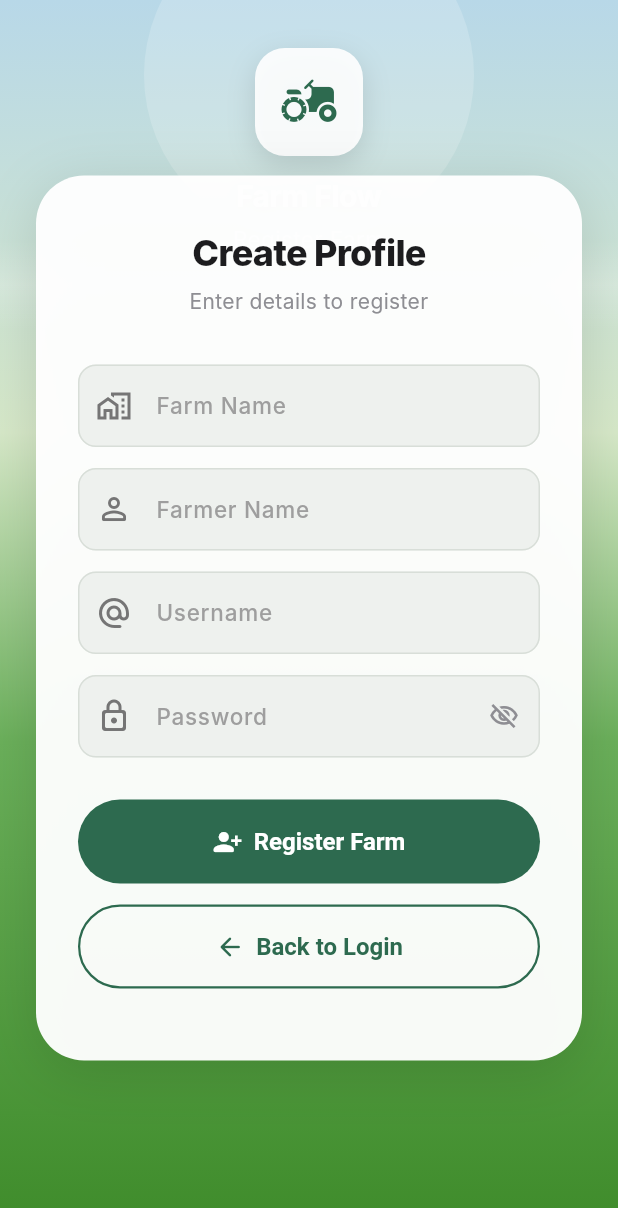
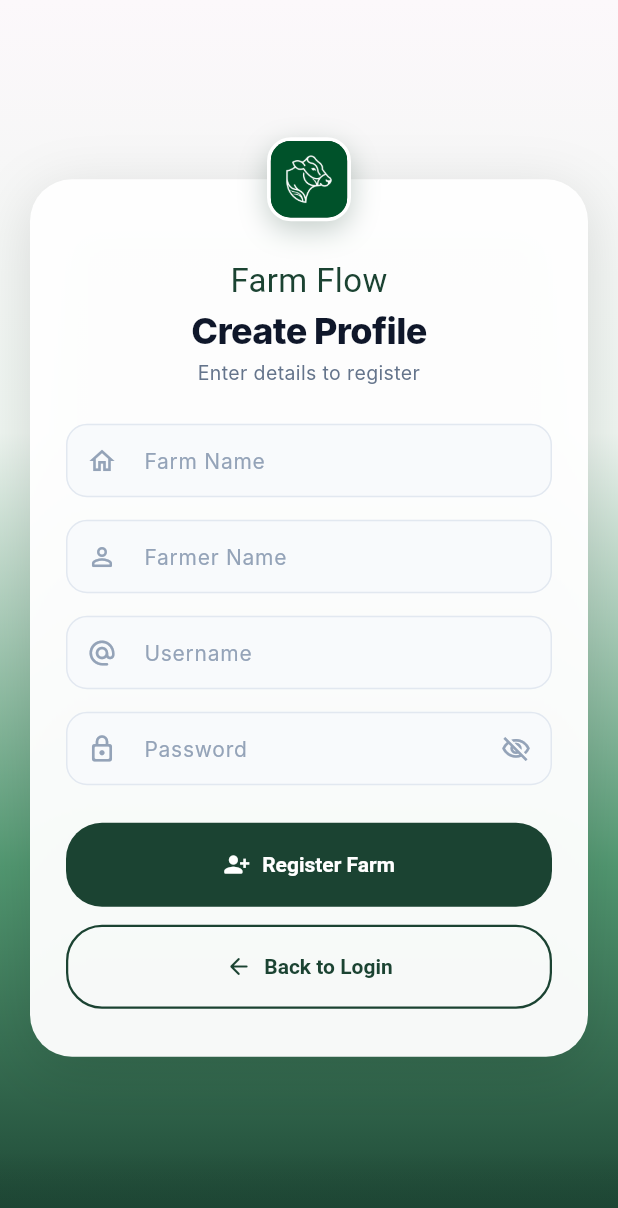
Before and after one commit to zainulabidin-codes/FARM-FLOW, a Flutter app: the screen it shows after launch, after a tap on "Create Farm Profile", on a phone screen of 412 x 824 dp. Shown: the top 1208 px of the screen. Run offline on Flutter 3.47's test engine with Material 3 defaults, Android fonts, the phone set to English and light mode, and no system bars; our stand-ins replace flutter_native_contact_picker, google_fonts, sqflite, sqflite_common_ffi, sqflite_common_ffi_web; missing offline and left inert: a package; accounts and stored records are empty; Roboto replaces fonts that are missing (Inter).

Commit message:
sign up screen update
the second screen to the ui and responsiveness update!!!!!

```diff
--- a/lib/features/auth/presentation/pages/auth_screen.dart
+++ b/lib/features/auth/presentation/pages/auth_screen.dart
@@ -1,5 +1,6 @@
 import 'package:flutter/material.dart';
 import 'package:flutter/services.dart';
+import 'package:google_fonts/google_fonts.dart';
 
 import '../../../../core/constants/app_strings.dart';
 
@@ -241,21 +242,24 @@ class _AuthCard extends StatelessWidget {
                 // ── Title: Welcome to Farm Flow ────────────────────────────
                 RichText(
                   textAlign: TextAlign.center,
-                  text: const TextSpan(
-                    style: TextStyle(
+                  text: TextSpan(
+                    style: const TextStyle(
                       fontSize: 22,
                       fontWeight: FontWeight.w800,
                       letterSpacing: -0.4,
                       height: 1.25,
                     ),
                     children: [
-                      TextSpan(
+                      const TextSpan(
                         text: 'Welcome to ',
                         style: TextStyle(color: Color(0xFF0F172A)),
                       ),
                       TextSpan(
                         text: 'Farm Flow',
-                        style: TextStyle(color: Color(0xFF1B4332)),
+                        style: GoogleFonts.rammettoOne(
+                          color: const Color(0xFF1B4332),
+                          fontSize: 20,
+                        ),
                       ),
                     ],
                   ),
--- a/lib/features/auth/presentation/pages/register_screen.dart
+++ b/lib/features/auth/presentation/pages/register_screen.dart
@@ -1,11 +1,14 @@
 import 'package:flutter/material.dart';
 import 'package:flutter/services.dart';
+import 'package:google_fonts/google_fonts.dart';
 
-import '../../../../core/theme/app_theme.dart';
 import '../../../../core/constants/app_strings.dart';
 
 // ---------------------------------------------------------------------------
 // RegisterScreen
+// ---------------------------------------------------------------------------
+// Pure UI — no business logic here. All user actions are surfaced via
+// the [onSignupTap] and [onBackTap] callbacks.
 // ---------------------------------------------------------------------------
 
 class RegisterScreen extends StatefulWidget {
@@ -95,18 +98,21 @@ class _RegisterScreenState extends State<RegisterScreen>
       body: Stack(
         fit: StackFit.expand,
         children: [
-          _FarmBackground(),
+          // ── (1) Background gradient ─────────────────────────────────────
+          const _FarmBackground(),
+
+          // ── (2) Scrollable Centered Card Container ───────────────────────
           SafeArea(
-            child: Column(
-              children: [
-                const SizedBox(height: 32),
-                _AppLogoHeader(),
-              ],
+            child: LayoutBuilder(
+              builder: (context, constraints) {
+                return SingleChildScrollView(
+                  physics: const BouncingScrollPhysics(),
+                  padding: const EdgeInsets.symmetric(horizontal: 20, vertical: 32),
+                  child: ConstrainedBox(
+                    constraints: BoxConstraints(
+                      minHeight: constraints.maxHeight - 64,
                     ),
-          ),
-          Positioned.fill(
-            child: Align(
-              alignment: Alignment.center,
+                    child: Center(
                       child: SlideTransition(
                         position: _slideAnim,
                         child: FadeTransition(
@@ -127,13 +133,23 @@ class _RegisterScreenState extends State<RegisterScreen>
                       ),
                     ),
                   ),
+                );
+              },
+            ),
+          ),
         ],
       ),
     );
   }
 }
 
+// ---------------------------------------------------------------------------
+// _FarmBackground
+// Gradient matching the Login screen and reference design
+// ---------------------------------------------------------------------------
 class _FarmBackground extends StatelessWidget {
+  const _FarmBackground();
+
   @override
   Widget build(BuildContext context) {
     return Container(
@@ -141,46 +157,31 @@ class _FarmBackground extends StatelessWidget {
         gradient: LinearGradient(
           begin: Alignment.topCenter,
           end: Alignment.bottomCenter,
-          stops: [0.0, 0.35, 0.60, 1.0],
+          stops: [0.0, 0.35, 0.70, 1.0],
           colors: [
-            Color(0xFFB8D8E8), // soft sky blue
-            Color(0xFFD6E8C8), // pale horizon haze
-            Color(0xFF6AAF5A), // mid meadow green
-            Color(0xFF3E8B2A), // deep grass green
+            Color(0xFFFCF8FB), // Soft off-white
+            Color(0xFFEEF5F0), // Minty haze horizon
+            Color(0xFF529871), // Meadow green
+            Color(0xFF1B4332), // Deep forest green
           ],
         ),
       ),
       child: Stack(
         children: [
+          // Bottom ambient grounding gradient band
           Positioned(
-            top: -60,
             left: 0,
             right: 0,
-            child: Center(
+            bottom: 0,
+            height: 56,
             child: Container(
-                width: 220,
-                height: 220,
-                decoration: BoxDecoration(
-                  shape: BoxShape.circle,
-                  color: Colors.white.withAlpha(46), // ~0.18 * 255
-                ),
-              ),
-            ),
-          ),
-          Positioned(
-            top: 160,
-            left: 0,
-            right: 0,
-            height: 60,
-            child: Container(
-              decoration: BoxDecoration(
+              decoration: const BoxDecoration(
                 gradient: LinearGradient(
-                  begin: Alignment.topCenter,
-                  end: Alignment.bottomCenter,
+                  begin: Alignment.bottomCenter,
+                  end: Alignment.topCenter,
                   colors: [
-                    Colors.white.withAlpha(0),
-                    Colors.white.withAlpha(56), // ~0.22 * 255
-                    Colors.white.withAlpha(0),
+                    Color(0x331B4332),
+                    Colors.transparent,
                   ],
                 ),
               ),
@@ -192,63 +193,10 @@ class _FarmBackground extends StatelessWidget {
   }
 }
 
-class _AppLogoHeader extends StatelessWidget {
-  @override
-  Widget build(BuildContext context) {
-    return Column(
-      mainAxisSize: MainAxisSize.min,
-      children: [
-        Container(
-          width: 72,
-          height: 72,
-          decoration: BoxDecoration(
-            color: Colors.white.withAlpha(230), // ~0.90 * 255
-            borderRadius: BorderRadius.circular(20),
-            boxShadow: [
-              BoxShadow(
-                color: Colors.black.withAlpha(31), // ~0.12 * 255
-                blurRadius: 16,
-                offset: const Offset(0, 6),
-              ),
-            ],
-          ),
-          child: const Icon(
-            Icons.agriculture_rounded,
-            color: AppColors.deepGreen,
-            size: 40,
-          ),
-        ),
-        const SizedBox(height: 12),
-        Text(
-          AppStrings.appName,
-          style: const TextStyle(
-            color: Colors.white,
-            fontSize: 20,
-            fontWeight: FontWeight.w700,
-            letterSpacing: -0.4,
-            shadows: [
-              Shadow(
-                color: Colors.black26,
-                blurRadius: 8,
-                offset: Offset(0, 2),
-              ),
-            ],
-          ),
-        ),
-        const SizedBox(height: 4),
-        Text(
-          'Register Farm',
-          style: TextStyle(
-            color: Colors.white.withAlpha(217), // ~0.85 * 255
-            fontSize: 15,
-            fontWeight: FontWeight.w400,
-          ),
-        ),
-      ],
-    );
-  }
-}
-
+// ---------------------------------------------------------------------------
+// _RegisterCard
+// Main Create Profile card with overlapping dark green logo badge
+// ---------------------------------------------------------------------------
 class _RegisterCard extends StatelessWidget {
   final TextEditingController usernameController;
   final TextEditingController passwordController;
@@ -272,14 +220,19 @@ class _RegisterCard extends StatelessWidget {
 
   @override
   Widget build(BuildContext context) {
-    final mq = MediaQuery.of(context);
-
-    return Container(
-      margin: EdgeInsets.only(bottom: mq.viewInsets.bottom, left: 24, right: 24),
-      decoration: const BoxDecoration(
-        color: Color(0xF5FFFFFF),
-        borderRadius: BorderRadius.all(Radius.circular(32)),
-        boxShadow: [
+    return ConstrainedBox(
+      constraints: const BoxConstraints(maxWidth: 448),
+      child: Stack(
+        clipBehavior: Clip.none,
+        alignment: Alignment.topCenter,
+        children: [
+          // Main White Card Body
+          Container(
+            width: double.infinity,
+            decoration: BoxDecoration(
+              color: const Color(0xF5FFFFFF),
+              borderRadius: BorderRadius.circular(28),
+              boxShadow: const [
                 BoxShadow(
                   color: Colors.black12,
                   blurRadius: 32,
@@ -287,41 +240,53 @@ class _RegisterCard extends StatelessWidget {
                 ),
               ],
             ),
-      child: SingleChildScrollView(
-        physics: const BouncingScrollPhysics(),
-        child: Padding(
-          padding: const EdgeInsets.fromLTRB(28, 36, 28, 40),
+            padding: const EdgeInsets.fromLTRB(24, 52, 24, 32),
             child: Column(
               mainAxisSize: MainAxisSize.min,
-            crossAxisAlignment: CrossAxisAlignment.center,
+              crossAxisAlignment: CrossAxisAlignment.stretch,
               children: [
+                // ── Brand Name ──────────────────────────────────────────────
                 Text(
+                  'Farm Flow',
+                  textAlign: TextAlign.center,
+                  style: GoogleFonts.rammettoOne(
+                    color: const Color(0xFF1B4332),
+                    fontSize: 22,
+                  ),
+                ),
+                const SizedBox(height: 4),
+
+                // ── Screen Title ────────────────────────────────────────────
+                const Text(
                   'Create Profile',
                   textAlign: TextAlign.center,
-                style: const TextStyle(
-                  color: AppColors.textDark,
+                  style: TextStyle(
+                    color: Color(0xFF0F172A),
                     fontSize: 24,
                     fontWeight: FontWeight.w800,
-                  letterSpacing: -0.5,
-                  height: 1.25,
+                    letterSpacing: -0.4,
+                    height: 1.2,
                   ),
                 ),
-              const SizedBox(height: 8),
-              Text(
+                const SizedBox(height: 4),
+
+                // ── Subtitle ────────────────────────────────────────────────
+                const Text(
                   'Enter details to register',
                   textAlign: TextAlign.center,
-                style: const TextStyle(
-                  color: AppColors.textGrey,
-                  fontSize: 14,
+                  style: TextStyle(
+                    color: Color(0xFF64748B),
+                    fontSize: 13,
                     fontWeight: FontWeight.w400,
                   ),
                 ),
-              const SizedBox(height: 32),
+                const SizedBox(height: 24),
 
+                // ── Form Inputs ─────────────────────────────────────────────
                 _InputField(
                   controller: farmNameController,
                   hint: 'Farm Name',
-                prefixIcon: Icons.home_work_outlined,
+                  prefixIcon: Icons.home_outlined,
                   keyboardType: TextInputType.text,
                   textInputAction: TextInputAction.next,
                 ),
@@ -357,35 +322,78 @@ class _RegisterCard extends StatelessWidget {
                       obscurePassword
                           ? Icons.visibility_off_outlined
                           : Icons.visibility_outlined,
-                    color: AppColors.textGrey,
+                      color: const Color(0xFF94A3B8),
                       size: 20,
                     ),
                     onPressed: onToggleObscure,
                   ),
                 ),
-              const SizedBox(height: 28),
+                const SizedBox(height: 24),
 
+                // ── Primary Register Farm Button ───────────────────────────
                 _PrimaryButton(
                   label: 'Register Farm',
                   icon: Icons.person_add_alt_1_rounded,
                   onTap: onSignupTap,
                 ),
-              const SizedBox(height: 14),
+                const SizedBox(height: 12),
 
+                // ── Secondary Back to Login Button ─────────────────────────
                 _SecondaryButton(
                   label: 'Back to Login',
                   icon: Icons.arrow_back_rounded,
                   onTap: onBackTap,
                 ),
-              const SizedBox(height: 8),
               ],
             ),
           ),
+
+          // Overlapping Dark Green Logo Badge at Top Center of Card
+          Positioned(
+            top: -28,
+            child: Container(
+              width: 56,
+              height: 56,
+              decoration: BoxDecoration(
+                color: const Color(0xFF1B4332),
+                borderRadius: BorderRadius.circular(16),
+                border: Border.all(color: Colors.white, width: 2.5),
+                boxShadow: const [
+                  BoxShadow(
+                    color: Color(0x401B4332),
+                    blurRadius: 16,
+                    offset: Offset(0, 6),
+                  ),
+                ],
+              ),
+              child: ClipRRect(
+                borderRadius: BorderRadius.circular(13),
+                child: Image.asset(
+                  'assets/images/logo.png',
+                  width: 32,
+                  height: 32,
+                  fit: BoxFit.contain,
+                  errorBuilder: (context, error, stackTrace) {
+                    return const Icon(
+                      Icons.agriculture_rounded,
+                      color: Colors.white,
+                      size: 30,
+                    );
+                  },
+                ),
+              ),
+            ),
+          ),
+        ],
       ),
     );
   }
 }
 
+// ---------------------------------------------------------------------------
+// _InputField
+// Styled TextField with scale-aware min-height and padding
+// ---------------------------------------------------------------------------
 class _InputField extends StatelessWidget {
   final TextEditingController controller;
   final String hint;
@@ -409,26 +417,56 @@ class _InputField extends StatelessWidget {
 
   @override
   Widget build(BuildContext context) {
-    return TextField(
+    final textScaler = MediaQuery.textScalerOf(context);
+    final minFieldHeight = textScaler.scale(50.0);
+
+    return ConstrainedBox(
+      constraints: BoxConstraints(minHeight: minFieldHeight),
+      child: TextField(
         controller: controller,
         obscureText: obscureText,
         keyboardType: keyboardType,
         textInputAction: textInputAction,
         onSubmitted: onSubmitted,
         style: const TextStyle(
-        color: AppColors.textDark,
-        fontSize: 15,
+          color: Color(0xFF0F172A),
+          fontSize: 14,
           fontWeight: FontWeight.w500,
         ),
         decoration: InputDecoration(
+          isDense: true,
+          contentPadding: const EdgeInsets.symmetric(horizontal: 16, vertical: 14),
           hintText: hint,
-        prefixIcon: Icon(prefixIcon, color: Colors.grey[600]),
+          hintStyle: const TextStyle(
+            color: Color(0xFF94A3B8),
+            fontSize: 14,
+            fontWeight: FontWeight.w400,
+          ),
+          filled: true,
+          fillColor: const Color(0xFFF8FAFC),
+          prefixIcon: Icon(prefixIcon, color: const Color(0xFF94A3B8), size: 20),
           suffixIcon: suffixIcon,
+          border: OutlineInputBorder(
+            borderRadius: BorderRadius.circular(14),
+            borderSide: const BorderSide(color: Color(0xFFE2E8F0)),
+          ),
+          enabledBorder: OutlineInputBorder(
+            borderRadius: BorderRadius.circular(14),
+            borderSide: const BorderSide(color: Color(0xFFE2E8F0)),
+          ),
+          focusedBorder: OutlineInputBorder(
+            borderRadius: BorderRadius.circular(14),
+            borderSide: const BorderSide(color: Color(0xFF1B4332), width: 1.5),
+          ),
+        ),
       ),
     );
   }
 }
 
+// ---------------------------------------------------------------------------
+// _PrimaryButton — filled forest-green button
+// ---------------------------------------------------------------------------
 class _PrimaryButton extends StatelessWidget {
   final String label;
   final IconData icon;
@@ -442,23 +480,29 @@ class _PrimaryButton extends StatelessWidget {
 
   @override
   Widget build(BuildContext context) {
-    return SizedBox(
+    final textScaler = MediaQuery.textScalerOf(context);
+    final minBtnHeight = textScaler.scale(48.0);
+
+    return ConstrainedBox(
+      constraints: BoxConstraints(minHeight: minBtnHeight),
+      child: SizedBox(
         width: double.infinity,
-      height: 56,
         child: ElevatedButton.icon(
           onPressed: onTap,
-        icon: Icon(icon, size: 20),
+          icon: Icon(icon, size: 18),
           label: Text(label),
           style: ElevatedButton.styleFrom(
-          backgroundColor: AppColors.deepGreen,
+            padding: const EdgeInsets.symmetric(vertical: 14, horizontal: 16),
+            backgroundColor: const Color(0xFF1B4332),
             foregroundColor: Colors.white,
             elevation: 0,
             shape: RoundedRectangleBorder(
-            borderRadius: BorderRadius.circular(28),
+              borderRadius: BorderRadius.circular(24),
             ),
             textStyle: const TextStyle(
-            fontSize: 16,
+              fontSize: 14,
               fontWeight: FontWeight.w700,
+            ),
           ),
         ),
       ),
@@ -466,6 +510,9 @@ class _PrimaryButton extends StatelessWidget {
   }
 }
 
+// ---------------------------------------------------------------------------
+// _SecondaryButton — outlined forest-green button
+// ---------------------------------------------------------------------------
 class _SecondaryButton extends StatelessWidget {
   final String label;
   final IconData icon;
@@ -479,22 +526,28 @@ class _SecondaryButton extends StatelessWidget {
 
   @override
   Widget build(BuildContext context) {
-    return SizedBox(
+    final textScaler = MediaQuery.textScalerOf(context);
+    final minBtnHeight = textScaler.scale(48.0);
+
+    return ConstrainedBox(
+      constraints: BoxConstraints(minHeight: minBtnHeight),
+      child: SizedBox(
         width: double.infinity,
-      height: 56,
         child: OutlinedButton.icon(
           onPressed: onTap,
-        icon: Icon(icon, size: 20),
+          icon: Icon(icon, size: 18),
           label: Text(label),
           style: OutlinedButton.styleFrom(
-          foregroundColor: AppColors.deepGreen,
-          side: const BorderSide(color: AppColors.deepGreen, width: 1.5),
+            padding: const EdgeInsets.symmetric(vertical: 14, horizontal: 16),
+            foregroundColor: const Color(0xFF1B4332),
+            side: const BorderSide(color: Color(0xFF1B4332), width: 1.5),
             shape: RoundedRectangleBorder(
-            borderRadius: BorderRadius.circular(28),
+              borderRadius: BorderRadius.circular(24),
             ),
             textStyle: const TextStyle(
-            fontSize: 16,
+              fontSize: 14,
               fontWeight: FontWeight.w700,
+            ),
           ),
         ),
       ),
--- a/pubspec.yaml
+++ b/pubspec.yaml
@@ -46,6 +46,7 @@ dependencies:
   geolocator: ^14.0.3
   http: ^1.6.0
   flutter_native_contact_picker: ^0.0.8
+  google_fonts: ^6.2.1
 
 dev_dependencies:
   flutter_test:
```
Also changed, not shown: pubspec.lock. Lines whose indentation alone changed are shown as unchanged.
